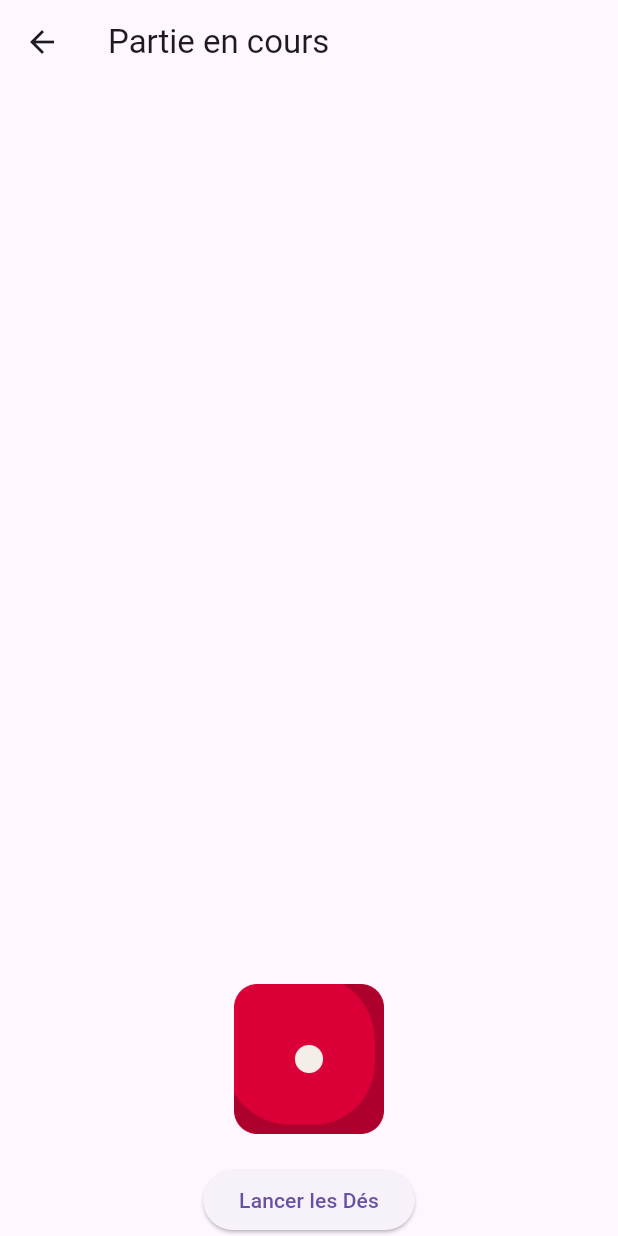
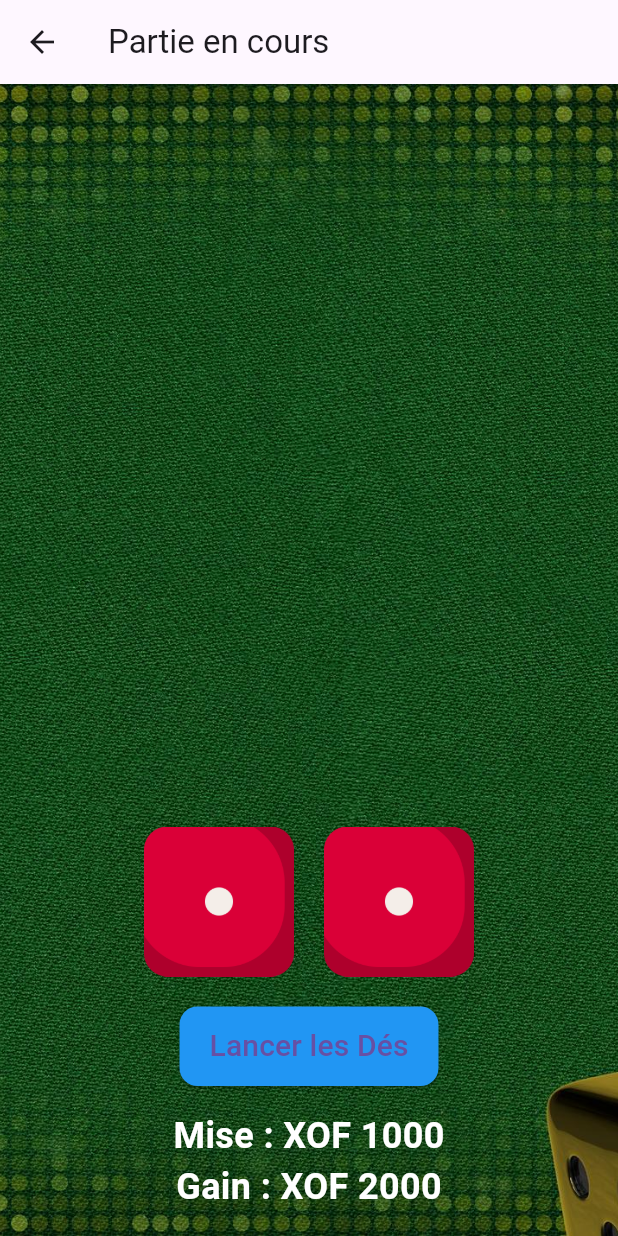
Before and after one commit to pytharchimede/gode_game, a Flutter app: the GameScreen screen opened directly with empty values, after a tap on "Lancer les Dés", on a phone screen of 412 x 824 dp. Run offline on Flutter 3.47's test engine with Material 3 defaults, Android fonts, the phone set to English and light mode, and no system bars; our stand-ins replace cloud_firestore, firebase_auth, firebase_core, google_sign_in; accounts and stored records are empty.

Commit message:
Parfait création de salon et arrière plan

```diff
--- a/lib/screens/game_screen.dart
+++ b/lib/screens/game_screen.dart
@@ -1,4 +1,5 @@
 import 'package:flutter/material.dart';
+import 'package:cloud_firestore/cloud_firestore.dart';
 import '../widgets/dice_widget.dart';
 import '../widgets/player_list_widget.dart';
 
@@ -9,13 +10,46 @@ class GameScreen extends StatelessWidget {
   @override
   Widget build(BuildContext context) {
     return Scaffold(
-      appBar: AppBar(title: const Text('Partie en cours')),
-      body: Column(
-        children: [
-          Expanded(child: PlayerListWidget(roomId: roomId)),
-          const SizedBox(height: 20),
-          const DiceWidget(),
-        ],
+      appBar: AppBar(
+        title: const Text('Partie en cours'),
+        backgroundColor: Colors.transparent,
+        elevation: 0,
+      ),
+      body: Container(
+        decoration: BoxDecoration(
+          image: DecorationImage(
+            image: AssetImage('assets/background.jpg'),
+            fit: BoxFit.cover,
+          ),
+        ),
+        child: Column(
+          children: [
+            Expanded(child: PlayerListWidget(roomId: roomId)),
+            const SizedBox(height: 20),
+            const DiceWidget(),
+            Padding(
+              padding: const EdgeInsets.all(16.0),
+              child: Column(
+                children: [
+                  Text(
+                    'Mise : XOF 1000',
+                    style: TextStyle(
+                        fontSize: 24,
+                        fontWeight: FontWeight.bold,
+                        color: Colors.white),
+                  ),
+                  Text(
+                    'Gain : XOF 2000',
+                    style: TextStyle(
+                        fontSize: 24,
+                        fontWeight: FontWeight.bold,
+                        color: Colors.white),
+                  ),
+                ],
+              ),
+            ),
+          ],
+        ),
       ),
     );
   }
--- a/lib/widgets/dice_widget.dart
+++ b/lib/widgets/dice_widget.dart
@@ -1,17 +1,53 @@
 import 'package:flutter/material.dart';
 
-class DiceWidget extends StatelessWidget {
+class DiceWidget extends StatefulWidget {
   const DiceWidget({Key? key}) : super(key: key);
+
+  @override
+  _DiceWidgetState createState() => _DiceWidgetState();
+}
+
+class _DiceWidgetState extends State<DiceWidget> {
+  int dice1 = 1;
+  int dice2 = 1;
+
+  void rollDice() {
+    setState(() {
+      dice1 = (1 +
+          (6 * (new DateTime.now().millisecondsSinceEpoch % 1000) / 1000)
+              .toInt());
+      dice2 = (1 +
+          (6 * (new DateTime.now().millisecondsSinceEpoch % 1000) / 1000)
+              .toInt());
+    });
+  }
 
   @override
   Widget build(BuildContext context) {
     return Column(
       children: [
-        Image.asset('assets/dice.png', width: 100, height: 100),
+        Row(
+          mainAxisAlignment: MainAxisAlignment.center,
+          children: [
+            Image.asset('assets/dice$dice1.png', width: 100, height: 100),
+            const SizedBox(width: 20),
+            Image.asset('assets/dice$dice2.png', width: 100, height: 100),
+          ],
+        ),
         const SizedBox(height: 20),
         ElevatedButton(
-          onPressed: () {},
-          child: const Text('Lancer les Dés'),
+          onPressed: rollDice,
+          style: ElevatedButton.styleFrom(
+            backgroundColor: Colors.blue,
+            padding: EdgeInsets.symmetric(horizontal: 20, vertical: 12),
+            shape: RoundedRectangleBorder(
+              borderRadius: BorderRadius.circular(12),
+            ),
+          ),
+          child: const Text(
+            'Lancer les Dés',
+            style: TextStyle(fontSize: 20),
+          ),
         ),
       ],
     );
```
Also changed, not shown: lib/screens/auth_screen.dart (+22 -4 lines), lib/widgets/player_list_widget.dart (+17 -2 lines).
